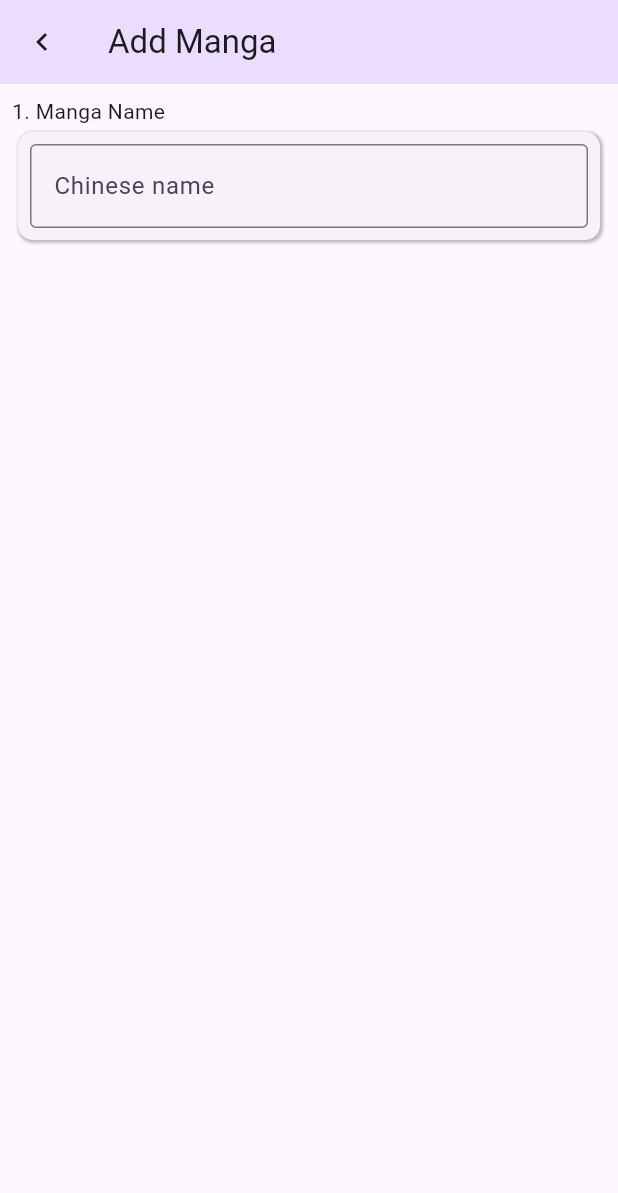
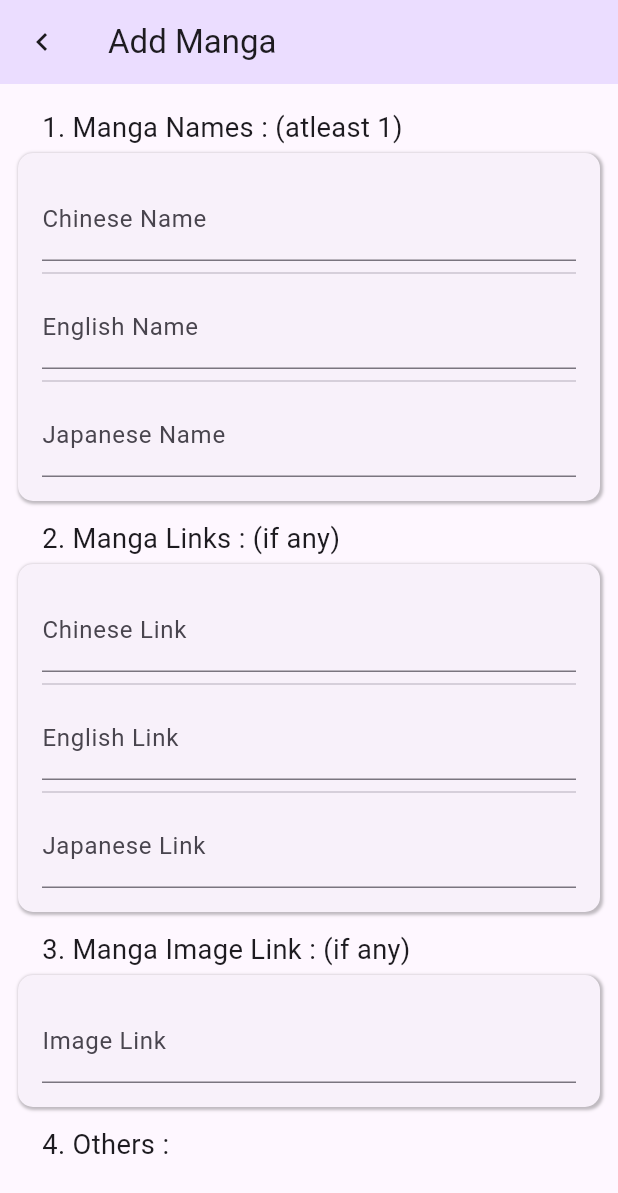
Before and after one commit to OnlyTravis/MultiApp_mobileapp, a Flutter app: the AddMangaPage screen opened directly, on a phone screen of 412 x 824 dp. Shown: the top 1193 px of the screen. Run offline on Flutter 3.47's test engine with Material 3 defaults, Android fonts, the phone set to English and light mode, and no system bars; our stand-ins replace sqflite; accounts and stored records are empty.

Commit message:
Did Work on manga_page

```diff
--- a/lib/code/classes.dart
+++ b/lib/code/classes.dart
@@ -1,11 +1,37 @@
 import 'dart:convert';
+enum MangaLength {
+  short(0),
+  medium(1),
+  long(2),
+  veryLong(3);
 
+  const MangaLength(int value);
+
+  factory MangaLength.fromValue(int value) {
+    return MangaLength.values.firstWhere((val) => val.index == value);
+  }
+
+  @override
+  String toString() {
+    switch (this) {
+      case MangaLength.short: return "Short";
+      case MangaLength.medium: return "Medium";
+      case MangaLength.long: return "Long";
+      case MangaLength.veryLong: return "Very Long";
+    }
+  }
+}
 class Manga {
+  final int id;
+
   final String? ch_name, en_name, jp_name;
   final String? ch_link, en_link, jp_link;
   final String? img_link;
-  final int id;
+
   final double rating;
+  final int chapter_count;
+  final MangaLength length;
+  final bool ended;
   final List<int> tag_list;
 
   Manga({
@@ -17,6 +43,9 @@ class Manga {
     this.jp_link,
     this.img_link,
     required this.id,
+    required this.chapter_count,
+    required this.length,
+    required this.ended,
     this.rating = -1,
     this.tag_list = const [],
   });
@@ -31,6 +60,9 @@ class Manga {
       jp_link: map["jp_link"],
       img_link: map["img_list"],
       id: map["id"],
+      chapter_count: map["chapter_count"],
+      length: MangaLength.fromValue(map["length"] as int),
+      ended: map["ended"] == 1,
       rating: map["rating"] ?? -1,
       tag_list: (map["tagList"] == null)?[]:jsonDecode(map["tag_list"] as String).cast<int>()
     );
--- a/lib/code/database_handler.dart
+++ b/lib/code/database_handler.dart
@@ -37,6 +37,7 @@ class DatabaseHandler {
         rating REAL
         tag_list TEXT
         chapter_count INTEGER
+        length INTEGER
         ended INTEGER
       );
       CREATE TABLE IF NOT EXISTS MangaTags (
--- a/lib/pages/manga_page/add_manga.dart
+++ b/lib/pages/manga_page/add_manga.dart
@@ -9,6 +9,10 @@ class AddMangaPage extends StatefulWidget {
   State<AddMangaPage> createState() => _AddMangaPageState();
 }
 class _AddMangaPageState extends State<AddMangaPage> {
+  List<TextEditingController> inputNameControllers = [TextEditingController(), TextEditingController(), TextEditingController()];
+  List<TextEditingController> inputLinkControllers = [TextEditingController(), TextEditingController(), TextEditingController()];
+  TextEditingController imageLinkController = TextEditingController();
+
   @override
   Widget build(BuildContext context) {
     return Scaffold(
@@ -16,25 +20,51 @@ class _AddMangaPageState extends State<AddMangaPage> {
       body: ListView(
         padding: const EdgeInsets.all(8),
         children: [
-          Text("1. Manga Name"),
-          _nameInputCard()
+          _cardTitle(title: "1. Manga Names : (atleast 1)"),
+          _textInputCard(labelList: const ["Chinese Name", "English Name", "Japanese Name"], controllerList: inputNameControllers),
+          _cardTitle(title: "2. Manga Links : (if any)"),
+          _textInputCard(labelList: const ["Chinese Link", "English Link", "Japanese Link"], controllerList: inputLinkControllers),
+          _cardTitle(title: "3. Manga Image Link : (if any)"),
+          _textInputCard(labelList: const ["Image Link"], controllerList: [imageLinkController]),
+          _cardTitle(title: "4. Others : "),
+
         ],
       ),
     );
   }
-  Widget _nameInputCard() {
+  Widget _cardTitle({String title = ""}) {
+    return Padding(
+      padding: EdgeInsets.only(left: 20, top: 8),
+      child: Text(title, textScaler: TextScaler.linear(1.3)),
+    );
+  }
+  Widget _textInputCard({required List<String> labelList, required List<TextEditingController> controllerList}) {
+    if (labelList.length != controllerList.length) {
+      throw Exception("Length of labelList does not match with length of controllerList in _textInputCard in addMangaPage.");
+    }
     return AppCard(
-      padding: const EdgeInsets.all(8),
-      child: Column(
+      padding: const EdgeInsets.all(16),
+      child: ListView.separated(
+        shrinkWrap: true,
+        separatorBuilder: (context, index) => Divider(),
+        itemCount: labelList.length,
+        itemBuilder: (context, index) => TextField(
+          minLines: 1,
+          maxLines: 3,
+          decoration: InputDecoration(
+            labelText: labelList[index],
+          ),
+          controller: controllerList[index],
+        ),
+      ),
+    );
+  }
+  Widget _otherInputCard() {
+    return AppCard(
+      padding: const EdgeInsets.all(16),
+      child: ListView(
         children: [
-          TextField(
-            minLines: 1,
-            maxLines: 5,
-            decoration: InputDecoration(
-              border: OutlineInputBorder(),
-              labelText: 'Chinese name',
-            ),
-          ),
+
         ],
       ),
     );
--- a/lib/pages/manga_page/main.dart
+++ b/lib/pages/manga_page/main.dart
@@ -10,10 +10,7 @@ class MangaPage extends StatefulWidget {
   State<MangaPage> createState() => _MangaPageState();
 }
 class _MangaPageState extends State<MangaPage> {
-  List<Manga> mangaList = [
-    Manga(id: 0, ch_name: "This is a Chinese Name", rating: 3.5),
-    Manga(id: 1, en_name: "This is an Englist Name"),
-  ];
+  List<Manga> mangaList = [];
 
   void button_onAddManga() {
     Navigator.of(context).push(
```
